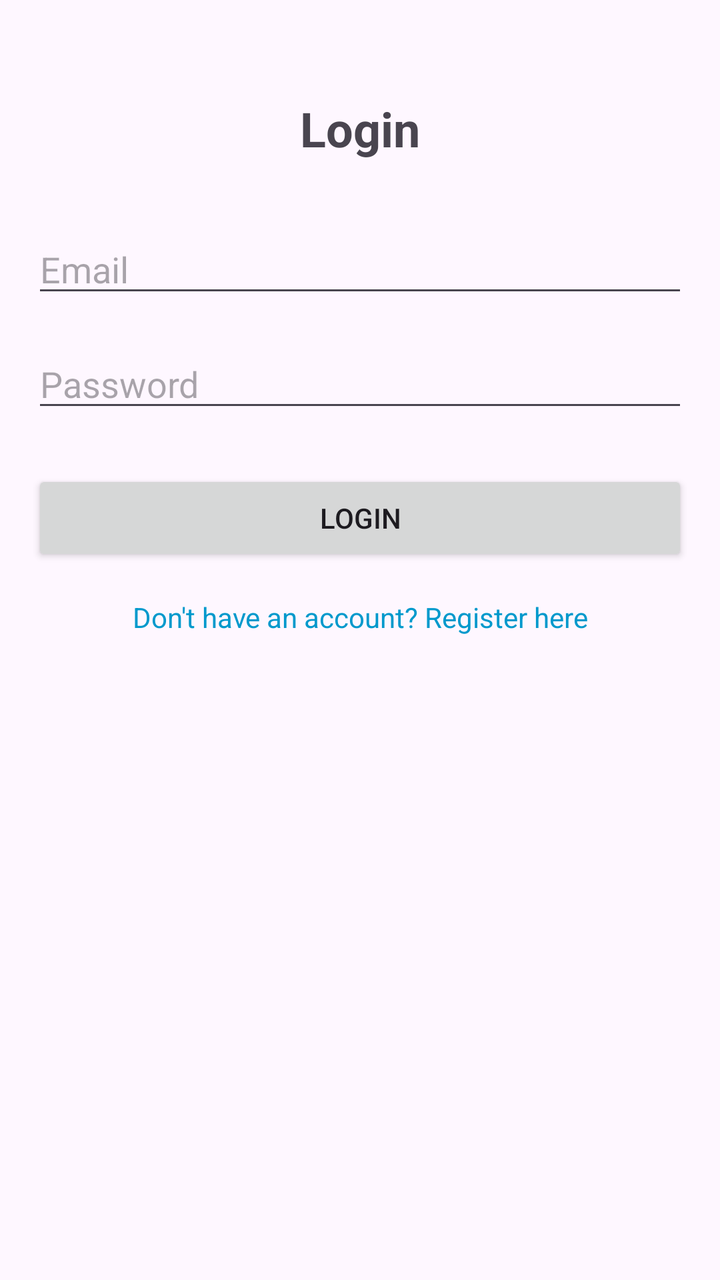
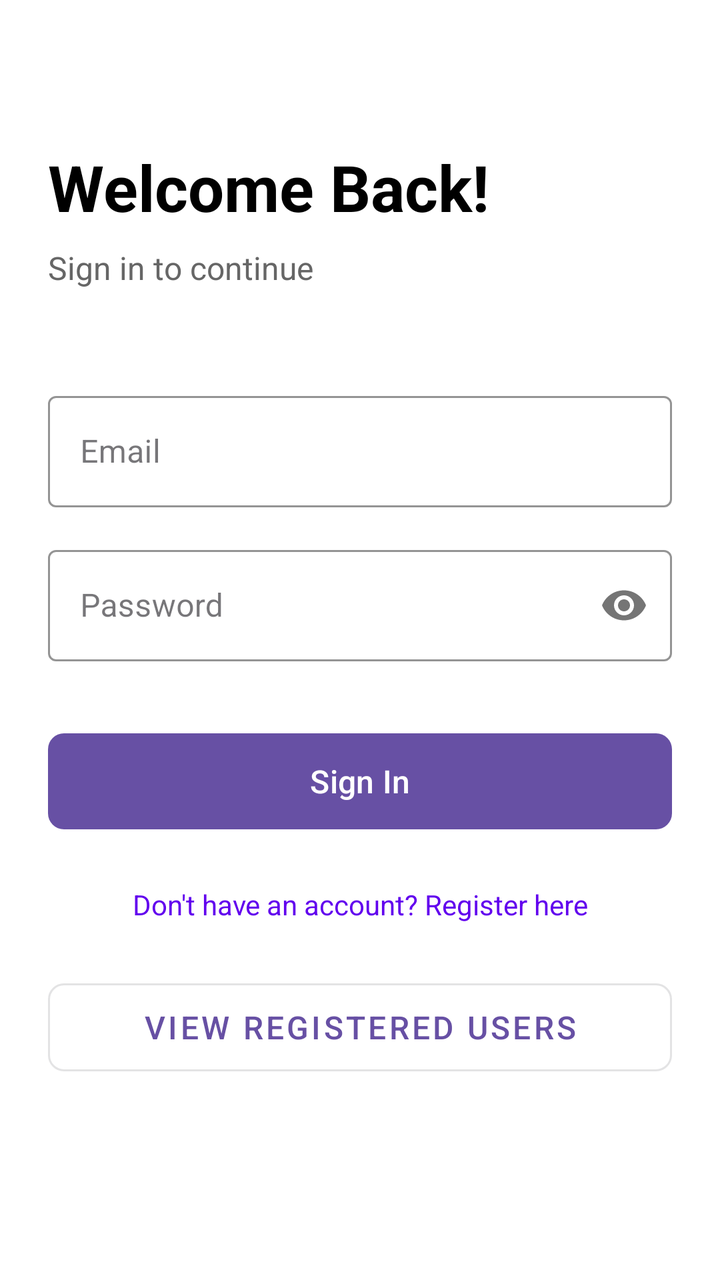

Screens rendered from an Android XML layout before and after an edit, with the pre-edit source and the edit as a unified diff.
<!-- AndroidManifest.xml: application theme Theme.Project_pendidikan -->
<!-- res/layout/activity_main.xml -->
<?xml version="1.0" encoding="utf-8"?>
<androidx.constraintlayout.widget.ConstraintLayout xmlns:android="http://schemas.android.com/apk/res/android"
    xmlns:app="http://schemas.android.com/apk/res-auto"
    xmlns:tools="http://schemas.android.com/tools"
    android:id="@+id/main"
    android:layout_width="match_parent"
    android:layout_height="match_parent"
    android:padding="16dp"
    tools:context=".MainActivity">

    <TextView
        android:id="@+id/titleLogin"
        android:layout_width="wrap_content"
        android:layout_height="wrap_content"
        android:text="Login"
        android:textSize="24sp"
        android:textStyle="bold"
        android:layout_marginTop="32dp"
        app:layout_constraintTop_toTopOf="parent"
        app:layout_constraintStart_toStartOf="parent"
        app:layout_constraintEnd_toEndOf="parent" />

    <EditText
        android:id="@+id/editTextEmail"
        android:layout_width="match_parent"
        android:layout_height="wrap_content"
        android:layout_marginTop="32dp"
        android:hint="Email"
        android:inputType="textEmailAddress"
        app:layout_constraintTop_toBottomOf="@id/titleLogin" />

    <EditText
        android:id="@+id/editTextPassword"
        android:layout_width="match_parent"
        android:layout_height="wrap_content"
        android:layout_marginTop="16dp"
        android:hint="Password"
        android:inputType="textPassword"
        app:layout_constraintTop_toBottomOf="@id/editTextEmail" />

    <Button
        android:id="@+id/buttonLogin"
        android:layout_width="match_parent"
        android:layout_height="wrap_content"
        android:layout_marginTop="24dp"
        android:text="Login"
        app:layout_constraintTop_toBottomOf="@id/editTextPassword" />

    <TextView
        android:id="@+id/textViewRegister"
        android:layout_width="wrap_content"
        android:layout_height="wrap_content"
        android:layout_marginTop="16dp"
        android:text="Don't have an account? Register here"
        android:textColor="@android:color/holo_blue_dark"
        app:layout_constraintTop_toBottomOf="@id/buttonLogin"
        app:layout_constraintStart_toStartOf="parent"
        app:layout_constraintEnd_toEndOf="parent" />

</androidx.constraintlayout.widget.ConstraintLayout>
<!-- resources referenced by this layout -->
<resources>
  <style name="Theme.Project_pendidikan" parent="Base.Theme.Project_pendidikan" />
  <style name="Base.Theme.Project_pendidikan" parent="Theme.Material3.DayNight.NoActionBar">
          
          
      </style>
</resources>

<!-- the commit's change to res/layout/activity_main.xml (unified diff, before → after) -->
@@ -5,56 +5,101 @@
     android:id="@+id/main"
     android:layout_width="match_parent"
     android:layout_height="match_parent"
-    android:padding="16dp"
+    android:background="@color/white"
+    android:padding="24dp"
     tools:context=".MainActivity">
 
     <TextView
         android:id="@+id/titleLogin"
         android:layout_width="wrap_content"
         android:layout_height="wrap_content"
-        android:text="Login"
-        android:textSize="24sp"
+        android:text="Welcome Back!"
+        android:textColor="@color/black"
+        android:textSize="32sp"
         android:textStyle="bold"
-        android:layout_marginTop="32dp"
+        android:layout_marginTop="48dp"
         app:layout_constraintTop_toTopOf="parent"
-        app:layout_constraintStart_toStartOf="parent"
-        app:layout_constraintEnd_toEndOf="parent" />
+        app:layout_constraintStart_toStartOf="parent" />
 
-    <EditText
-        android:id="@+id/editTextEmail"
+    <TextView
+        android:id="@+id/subtitleLogin"
+        android:layout_width="wrap_content"
+        android:layout_height="wrap_content"
+        android:text="Sign in to continue"
+        android:textColor="#666666"
+        android:textSize="16sp"
+        android:layout_marginTop="8dp"
+        app:layout_constraintTop_toBottomOf="@id/titleLogin"
+        app:layout_constraintStart_toStartOf="parent" />
+
+    <com.google.android.material.textfield.TextInputLayout
+        android:id="@+id/emailInputLayout"
         android:layout_width="match_parent"
         android:layout_height="wrap_content"
-        android:layout_marginTop="32dp"
+        android:layout_marginTop="48dp"
         android:hint="Email"
-        android:inputType="textEmailAddress"
-        app:layout_constraintTop_toBottomOf="@id/titleLogin" />
+        app:boxStrokeColor="@color/purple_500"
+        app:hintTextColor="@color/purple_500"
+        style="@style/Widget.MaterialComponents.TextInputLayout.OutlinedBox"
+        app:layout_constraintTop_toBottomOf="@id/subtitleLogin">
 
-    <EditText
-        android:id="@+id/editTextPassword"
+        <com.google.android.material.textfield.TextInputEditText
+            android:id="@+id/editTextEmail"
+            android:layout_width="match_parent"
+            android:layout_height="wrap_content"
+            android:inputType="textEmailAddress" />
+    </com.google.android.material.textfield.TextInputLayout>
+
+    <com.google.android.material.textfield.TextInputLayout
+        android:id="@+id/passwordInputLayout"
         android:layout_width="match_parent"
         android:layout_height="wrap_content"
         android:layout_marginTop="16dp"
         android:hint="Password"
-        android:inputType="textPassword"
-        app:layout_constraintTop_toBottomOf="@id/editTextEmail" />
+        app:boxStrokeColor="@color/purple_500"
+        app:hintTextColor="@color/purple_500"
+        app:passwordToggleEnabled="true"
+        style="@style/Widget.MaterialComponents.TextInputLayout.OutlinedBox"
+        app:layout_constraintTop_toBottomOf="@id/emailInputLayout">
 
-    <Button
+        <com.google.android.material.textfield.TextInputEditText
+            android:id="@+id/editTextPassword"
+            android:layout_width="match_parent"
+            android:layout_height="wrap_content"
+            android:inputType="textPassword" />
+    </com.google.android.material.textfield.TextInputLayout>
+
+    <com.google.android.material.button.MaterialButton
         android:id="@+id/buttonLogin"
         android:layout_width="match_parent"
-        android:layout_height="wrap_content"
-        android:layout_marginTop="24dp"
-        android:text="Login"
-        app:layout_constraintTop_toBottomOf="@id/editTextPassword" />
+        android:layout_height="56dp"
+        android:layout_marginTop="32dp"
+        android:text="Sign In"
+        android:textSize="16sp"
+        app:cornerRadius="8dp"
+        app:layout_constraintTop_toBottomOf="@id/passwordInputLayout" />
 
     <TextView
         android:id="@+id/textViewRegister"
         android:layout_width="wrap_content"
         android:layout_height="wrap_content"
-        android:layout_marginTop="16dp"
+        android:layout_marginTop="24dp"
         android:text="Don't have an account? Register here"
-        android:textColor="@android:color/holo_blue_dark"
+        android:textColor="@color/purple_500"
+        android:textSize="14sp"
         app:layout_constraintTop_toBottomOf="@id/buttonLogin"
         app:layout_constraintStart_toStartOf="parent"
         app:layout_constraintEnd_toEndOf="parent" />
 
+    <com.google.android.material.button.MaterialButton
+        android:id="@+id/buttonViewUsers"
+        android:layout_width="match_parent"
+        android:layout_height="56dp"
+        android:layout_marginTop="24dp"
+        android:text="View Registered Users"
+        android:textSize="16sp"
+        app:cornerRadius="8dp"
+        style="@style/Widget.MaterialComponents.Button.OutlinedButton"
+        app:layout_constraintTop_toBottomOf="@id/textViewRegister" />
+
 </androidx.constraintlayout.widget.ConstraintLayout>
<!-- resource entries referenced after the edit -->
@@ -1,5 +1,8 @@
 <!-- resources referenced by this layout -->
 <resources>
+  <color name="black">#FF000000</color>
+  <color name="purple_500">#FF6200EE</color>
+  <color name="white">#FFFFFFFF</color>
   <style name="Theme.Project_pendidikan" parent="Base.Theme.Project_pendidikan" />
   <style name="Base.Theme.Project_pendidikan" parent="Theme.Material3.DayNight.NoActionBar">
           
